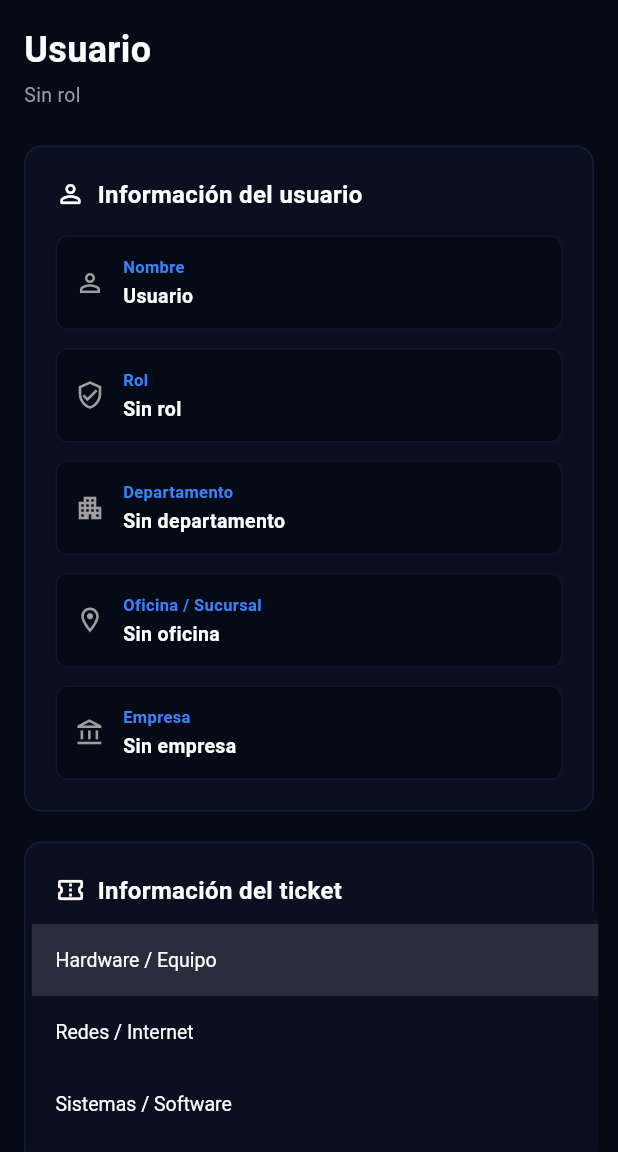
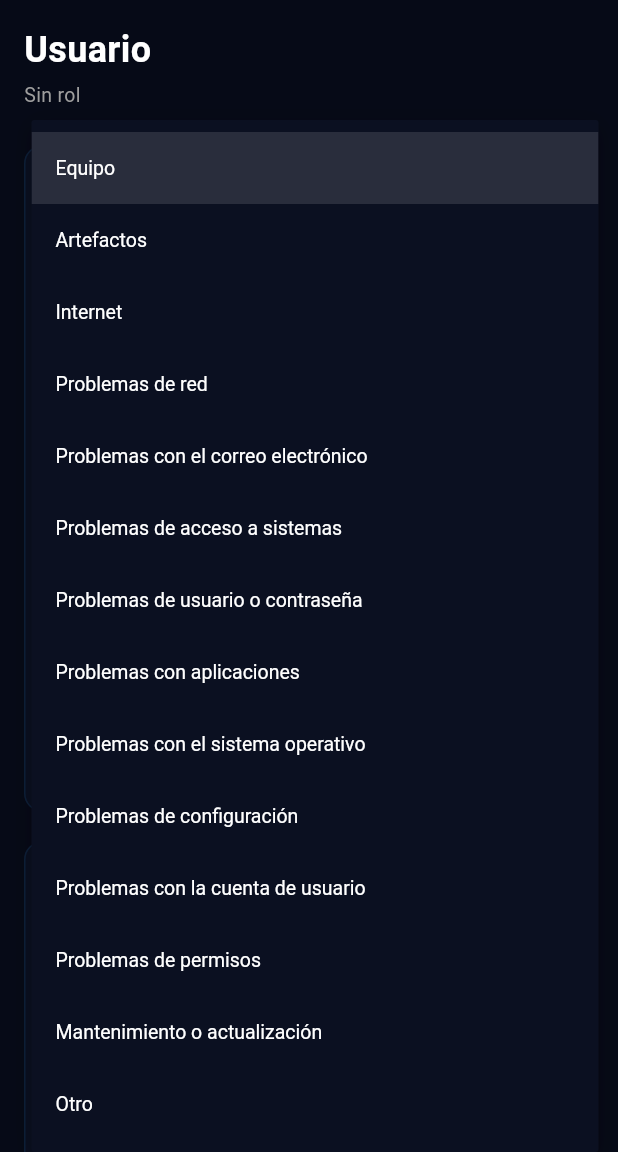
Before and after one commit to Jehg13/Ticketpromobile, a Flutter app: the CrearticketsScreen screen opened directly, after a tap on "Selecciona el tipo de falla", on a phone screen of 412 x 824 dp, the part 84-1236 px from its top. Run offline on Flutter 3.47's test engine with Material 3 defaults, Android fonts, the phone set to English and light mode, and no system bars; our stand-ins replace app_links, file_picker, firebase_core, firebase_messaging, fl_chart, flutter_lucide and 1 more; accounts and stored records are empty.

Commit message:
Agent host session cba1b536-b712-49d6-b890-796ecf23c1a5 - turn 9

```diff
--- a/lib/screens/user/creartickets_screen.dart
+++ b/lib/screens/user/creartickets_screen.dart
@@ -949,23 +949,100 @@ Future<void> _seleccionarEvidencias() async {
           ),
           items: const [
             DropdownMenuItem(
-              value: 'hardware',
+              value: 'Equipo',
               child: Text(
-                'Hardware / Equipo',
+                'Equipo',
                 overflow: TextOverflow.ellipsis,
               ),
             ),
             DropdownMenuItem(
-              value: 'redes',
+              value: 'Artefactos',
               child: Text(
-                'Redes / Internet',
+                'Artefactos',
                 overflow: TextOverflow.ellipsis,
               ),
             ),
             DropdownMenuItem(
-              value: 'software',
+              value: 'Internet',
               child: Text(
-                'Sistemas / Software',
+                'Internet',
+                overflow: TextOverflow.ellipsis,
+              ),
+            ),
+            DropdownMenuItem(
+              value: 'Redes',
+              child: Text(
+                'Problemas de red',
+                overflow: TextOverflow.ellipsis,
+              ),
+            ),
+            DropdownMenuItem(
+              value: 'Correo electronico',
+              child: Text(
+                'Problemas con el correo electrónico',
+                overflow: TextOverflow.ellipsis,
+              ),
+            ),
+            DropdownMenuItem(
+              value: 'Acceso a sistemas',
+              child: Text(
+                'Problemas de acceso a sistemas',
+                overflow: TextOverflow.ellipsis,
+              ),
+            ),
+            DropdownMenuItem(
+              value: 'Usuarios y contrasenas',
+              child: Text(
+                'Problemas de usuario o contraseña',
+                overflow: TextOverflow.ellipsis,
+              ),
+            ),
+            DropdownMenuItem(
+              value: 'Aplicaciones',
+              child: Text(
+                'Problemas con aplicaciones',
+                overflow: TextOverflow.ellipsis,
+              ),
+            ),
+            DropdownMenuItem(
+              value: 'Sistema operativo',
+              child: Text(
+                'Problemas con el sistema operativo',
+                overflow: TextOverflow.ellipsis,
+              ),
+            ),
+            DropdownMenuItem(
+              value: 'Configuracion',
+              child: Text(
+                'Problemas de configuración',
+                overflow: TextOverflow.ellipsis,
+              ),
+            ),
+            DropdownMenuItem(
+              value: 'Cuenta de usuario',
+              child: Text(
+                'Problemas con la cuenta de usuario',
+                overflow: TextOverflow.ellipsis,
+              ),
+            ),
+            DropdownMenuItem(
+              value: 'Permisos',
+              child: Text(
+                'Problemas de permisos',
+                overflow: TextOverflow.ellipsis,
+              ),
+            ),
+            DropdownMenuItem(
+              value: 'Mantenimiento',
+              child: Text(
+                'Mantenimiento o actualización',
+                overflow: TextOverflow.ellipsis,
+              ),
+            ),
+            DropdownMenuItem(
+              value: 'Otro',
+              child: Text(
+                'Otro',
                 overflow: TextOverflow.ellipsis,
               ),
             ),
@@ -1119,7 +1196,7 @@ Future<void> _seleccionarEvidencias() async {
 
   bool _esTipoEquipo(String? value) {
     final normalized = value?.trim().toLowerCase() ?? '';
-    return normalized == 'equipo' || normalized == 'hardware';
+    return normalized == 'equipo';
   }
 
   Widget _buildYesNoSection(
```
